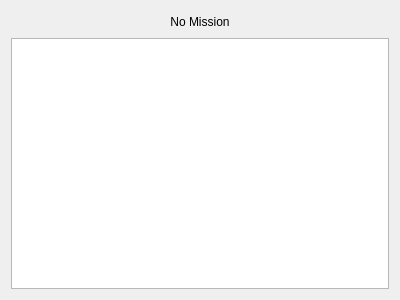
Old version of the form GS/GUI/flightpathwidget.ui in the repository UCI-UAVForge/GroundStation.
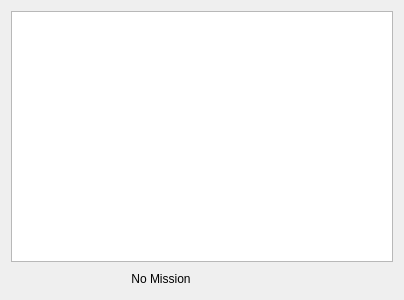
New version of the form.

```diff
--- a/GS/GUI/flightpathwidget.ui
+++ b/GS/GUI/flightpathwidget.ui
@@ -6,15 +6,18 @@
    <rect>
     <x>0</x>
     <y>0</y>
-    <width>400</width>
+    <width>404</width>
     <height>300</height>
    </rect>
   </property>
   <property name="windowTitle">
    <string>Form</string>
   </property>
-  <layout class="QVBoxLayout" name="verticalLayout">
-   <item alignment="Qt::AlignHCenter">
+  <layout class="QGridLayout" name="gridLayout">
+   <item row="1" column="0">
+    <widget class="QListWidget" name="PathDetails"/>
+   </item>
+   <item row="2" column="0">
     <widget class="QToolButton" name="Mission_">
      <property name="sizePolicy">
       <sizepolicy hsizetype="Fixed" vsizetype="Fixed">
@@ -45,9 +48,6 @@
      </property>
     </widget>
    </item>
-   <item>
-    <widget class="QListWidget" name="PathDetails"/>
-   </item>
   </layout>
  </widget>
  <resources/>
```
